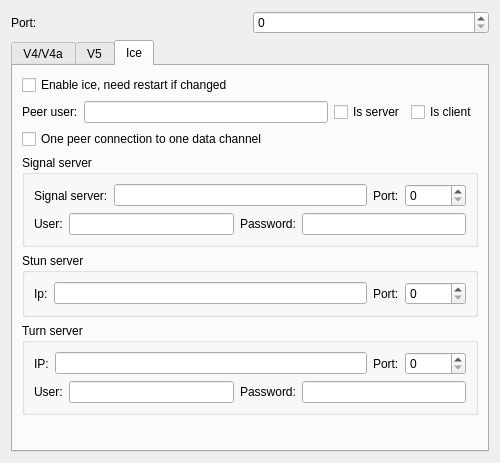
Old version of the form Server/FrmSocket.ui in the repository KangLin/RabbitProxyServer.
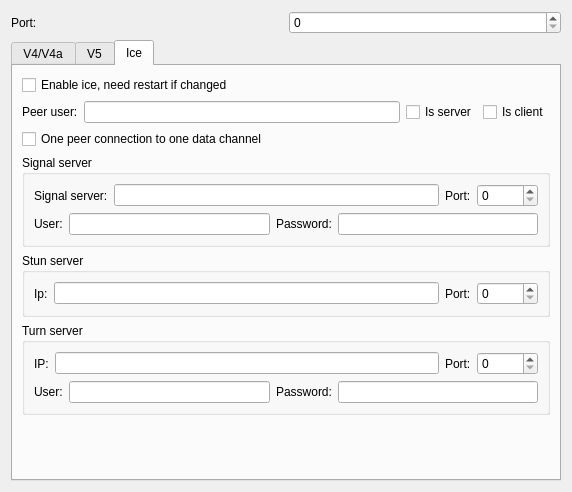
New version of the form.

Patch:
```diff
--- a/Server/FrmSocket.ui
+++ b/Server/FrmSocket.ui
@@ -6,8 +6,8 @@
    <rect>
     <x>0</x>
     <y>0</y>
-    <width>500</width>
-    <height>463</height>
+    <width>572</width>
+    <height>492</height>
    </rect>
   </property>
   <property name="windowTitle">
```
